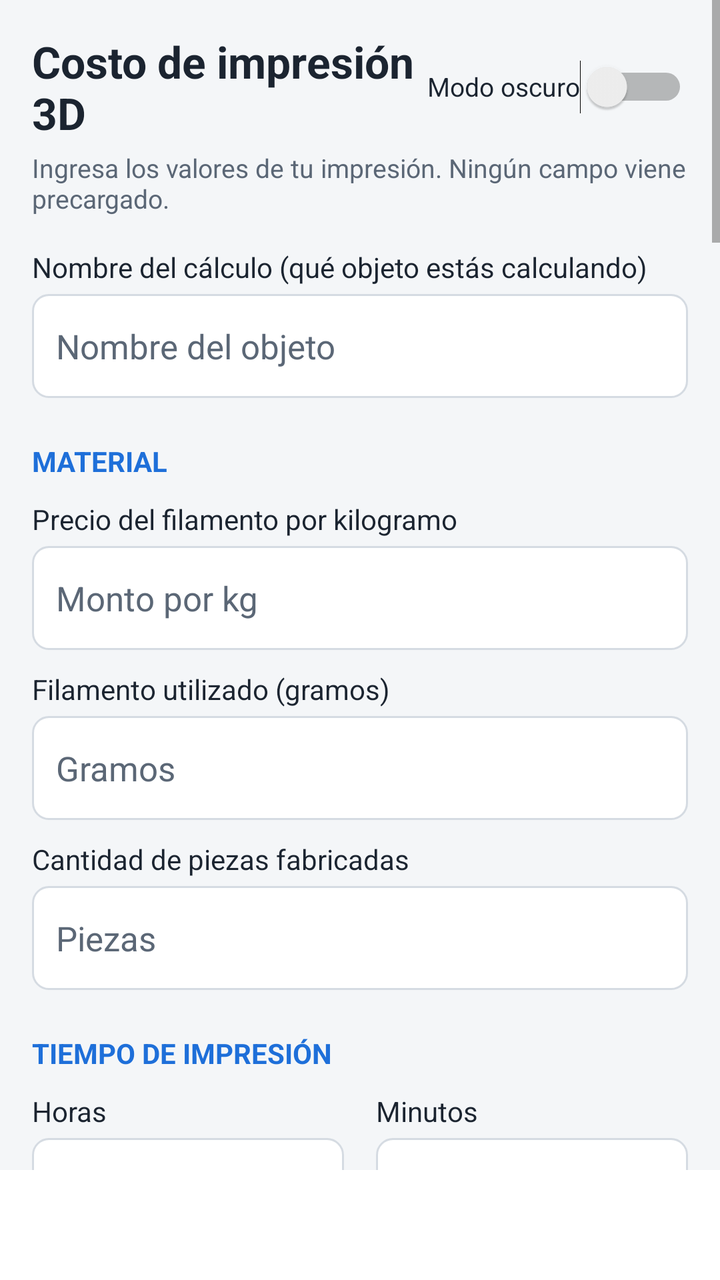
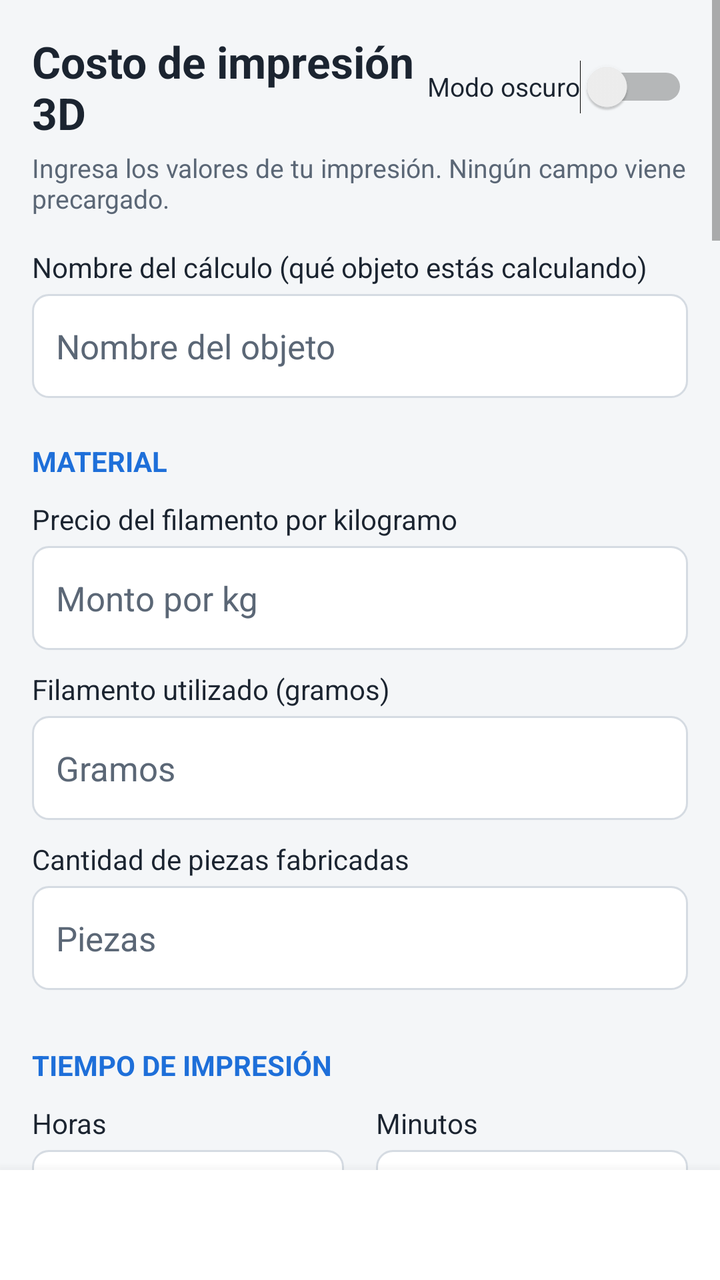

Screens rendered from an Android XML layout before and after an edit, with the pre-edit source and the edit as a unified diff.
<!-- AndroidManifest.xml: application theme AppTheme -->
<!-- res/layout/activity_main.xml -->
<?xml version="1.0" encoding="utf-8"?>
<LinearLayout xmlns:android="http://schemas.android.com/apk/res/android"
    android:layout_width="match_parent"
    android:layout_height="match_parent"
    android:background="?attr/cFondo"
    android:orientation="vertical">

<ScrollView
    android:layout_width="match_parent"
    android:layout_height="0dp"
    android:layout_weight="1"
    android:fillViewport="true"
    android:scrollbars="vertical">

    <LinearLayout
        android:layout_width="match_parent"
        android:layout_height="wrap_content"
        android:orientation="vertical"
        android:padding="16dp">

        <LinearLayout
            android:layout_width="match_parent"
            android:layout_height="wrap_content"
            android:gravity="center_vertical"
            android:orientation="horizontal">

            <TextView
                android:layout_width="0dp"
                android:layout_height="wrap_content"
                android:layout_weight="1"
                android:text="@string/titulo"
                android:textColor="?attr/cTexto"
                android:textSize="22sp"
                android:textStyle="bold" />

            <Switch
                android:id="@+id/sw_oscuro"
                android:layout_width="wrap_content"
                android:layout_height="48dp"
                android:text="@string/modo_oscuro"
                android:textColor="?attr/cTexto"
                android:textSize="13sp" />
        </LinearLayout>

        <TextView
            android:layout_width="match_parent"
            android:layout_height="wrap_content"
            android:layout_marginTop="4dp"
            android:text="@string/subtitulo"
            android:textColor="?attr/cTextoSuave"
            android:textSize="13sp" />

        
        <TextView style="@style/Etiqueta" android:layout_marginTop="16dp" android:text="@string/lbl_nombre" />
        <EditText
            android:id="@+id/et_nombre"
            style="@style/Campo"
            android:hint="@string/hint_nombre"
            android:inputType="textCapSentences" />

        
        <TextView style="@style/Seccion" android:text="@string/sec_material" />

        <TextView style="@style/Etiqueta" android:text="@string/lbl_precio_kg" />
        <EditText
            android:id="@+id/et_precio_kg"
            style="@style/Campo"
            android:hint="@string/hint_precio_kg"
            android:inputType="numberDecimal" />

        <TextView style="@style/Etiqueta" android:text="@string/lbl_gramos" />
        <EditText
            android:id="@+id/et_gramos"
            style="@style/Campo"
            android:hint="@string/hint_gramos"
            android:inputType="numberDecimal" />

        <TextView style="@style/Etiqueta" android:text="@string/lbl_piezas" />
        <EditText
            android:id="@+id/et_piezas"
            style="@style/Campo"
            android:hint="@string/hint_piezas"
            android:inputType="number" />

        
        <TextView style="@style/Seccion" android:text="@string/sec_tiempo" />

        <LinearLayout
            android:layout_width="match_parent"
            android:layout_height="wrap_content"
            android:orientation="horizontal">

            <LinearLayout
                android:layout_width="0dp"
                android:layout_height="wrap_content"
                android:layout_marginEnd="8dp"
                android:layout_weight="1"
                android:orientation="vertical">

                <TextView style="@style/Etiqueta" android:text="@string/lbl_horas" />
                <EditText
                    android:id="@+id/et_horas"
                    style="@style/Campo"
                    android:hint="@string/hint_horas"
                    android:inputType="numberDecimal" />
            </LinearLayout>

            <LinearLayout
                android:layout_width="0dp"
                android:layout_height="wrap_content"
                android:layout_marginStart="8dp"
                android:layout_weight="1"
                android:orientation="vertical">

                <TextView style="@style/Etiqueta" android:text="@string/lbl_minutos" />
                <EditText
                    android:id="@+id/et_minutos"
                    style="@style/Campo"
                    android:hint="@string/hint_minutos"
                    android:inputType="numberDecimal" />
            </LinearLayout>
        </LinearLayout>

        
        <TextView style="@style/Seccion" android:text="@string/sec_electricidad" />

        
        <TextView style="@style/Etiqueta" android:text="@string/lbl_material_menu" />
        <Spinner
            android:id="@+id/sp_material"
            android:layout_width="match_parent"
            android:layout_height="52dp"
            android:layout_marginTop="4dp"
            android:prompt="@string/prompt_material"
            android:spinnerMode="dialog" />
        <TextView
            android:id="@+id/tv_material_info"
            android:layout_width="match_parent"
            android:layout_height="wrap_content"
            android:layout_marginTop="4dp"
            android:text="@string/material_info_ninguno"
            android:textColor="?attr/cTextoSuave"
            android:textSize="12sp" />

        
        <LinearLayout
            android:id="@+id/ll_watts_otro"
            android:layout_width="match_parent"
            android:layout_height="wrap_content"
            android:orientation="vertical"
            android:visibility="gone">
            <TextView style="@style/Etiqueta" android:text="@string/lbl_watts" />
            <EditText
                android:id="@+id/et_watts"
                style="@style/Campo"
                android:hint="@string/hint_watts"
                android:inputType="numberDecimal" />
        </LinearLayout>

        
        <TextView style="@style/Etiqueta" android:layout_marginTop="18dp" android:text="@string/lbl_region" />
        <Spinner
            android:id="@+id/sp_region"
            android:layout_width="match_parent"
            android:layout_height="52dp"
            android:layout_marginTop="4dp"
            android:prompt="@string/prompt_region"
            android:spinnerMode="dialog" />

        <Button
            android:id="@+id/btn_detectar"
            android:layout_width="match_parent"
            android:layout_height="48dp"
            android:layout_marginTop="2dp"
            android:text="@string/btn_detectar" />

        <TextView
            android:id="@+id/tv_region_info"
            android:layout_width="match_parent"
            android:layout_height="wrap_content"
            android:layout_marginTop="6dp"
            android:text="@string/region_info_inicial"
            android:textColor="?attr/cTexto"
            android:textSize="13sp" />

        <TextView
            android:id="@+id/tv_region_ref"
            android:layout_width="match_parent"
            android:layout_height="wrap_content"
            android:layout_marginTop="4dp"
            android:text="@string/region_ref_ninguna"
            android:textColor="?attr/cTextoSuave"
            android:textSize="13sp" />

        <Button
            android:id="@+id/btn_tabla"
            android:layout_width="match_parent"
            android:layout_height="44dp"
            android:layout_marginTop="4dp"
            android:text="@string/btn_ver_tabla" />

        
        <LinearLayout
            android:id="@+id/ll_tabla"
            android:layout_width="match_parent"
            android:layout_height="wrap_content"
            android:background="?attr/cTarjeta"
            android:orientation="vertical"
            android:padding="10dp"
            android:visibility="gone" />

        
        <LinearLayout
            android:id="@+id/ll_kwh_manual"
            android:layout_width="match_parent"
            android:layout_height="wrap_content"
            android:orientation="vertical"
            android:visibility="gone">

            <TextView style="@style/Etiqueta" android:layout_marginTop="14dp" android:text="@string/lbl_precio_kwh_manual" />
            <EditText
                android:id="@+id/et_precio_kwh"
                style="@style/Campo"
                android:hint="@string/hint_precio_kwh"
                android:inputType="numberDecimal" />

            <TextView style="@style/Subtitulo" android:text="@string/sub_boleta" />

            <LinearLayout
                android:layout_width="match_parent"
                android:layout_height="wrap_content"
                android:orientation="horizontal">

                <LinearLayout
                    android:layout_width="0dp"
                    android:layout_height="wrap_content"
                    android:layout_marginEnd="8dp"
                    android:layout_weight="1"
                    android:orientation="vertical">

                    <TextView style="@style/Etiqueta" android:text="@string/lbl_boleta_monto" />
                    <EditText
                        android:id="@+id/et_boleta_monto"
                        style="@style/Campo"
                        android:hint="@string/hint_boleta_monto"
                        android:inputType="numberDecimal" />
                </LinearLayout>

                <LinearLayout
                    android:layout_width="0dp"
                    android:layout_height="wrap_content"
                    android:layout_marginStart="8dp"
                    android:layout_weight="1"
                    android:orientation="vertical">

                    <TextView style="@style/Etiqueta" android:text="@string/lbl_boleta_kwh" />
                    <EditText
                        android:id="@+id/et_boleta_kwh"
                        style="@style/Campo"
                        android:hint="@string/hint_boleta_kwh"
                        android:inputType="numberDecimal" />
                </LinearLayout>
            </LinearLayout>

            <LinearLayout style="@style/FilaSugerido">
                <TextView
                    android:id="@+id/tv_boleta_resultado"
                    style="@style/TextoSugerido"
                    android:text="@string/boleta_ayuda" />
                <Button
                    android:id="@+id/btn_usar_boleta"
                    style="@style/BotonUsar" />
            </LinearLayout>
        </LinearLayout>

        
        <TextView style="@style/Seccion" android:text="@string/sec_extras" />

        <TextView style="@style/Etiqueta" android:text="@string/lbl_horas_trabajo" />
        <EditText
            android:id="@+id/et_horas_trabajo"
            style="@style/Campo"
            android:hint="@string/hint_horas_trabajo"
            android:inputType="numberDecimal" />

        <TextView style="@style/Etiqueta" android:text="@string/lbl_costo_hora_trabajo" />
        <EditText
            android:id="@+id/et_costo_hora_trabajo"
            style="@style/Campo"
            android:hint="@string/hint_costo_hora_trabajo"
            android:inputType="numberDecimal" />

        <TextView style="@style/Etiqueta" android:text="@string/lbl_merma" />
        <EditText
            android:id="@+id/et_merma"
            style="@style/Campo"
            android:hint="@string/hint_merma"
            android:inputType="numberDecimal" />

        <TextView style="@style/Etiqueta" android:text="@string/lbl_otros" />
        <EditText
            android:id="@+id/et_otros"
            style="@style/Campo"
            android:hint="@string/hint_otros"
            android:inputType="numberDecimal" />

        <TextView style="@style/Etiqueta" android:text="@string/lbl_margen" />
        <EditText
            android:id="@+id/et_margen"
            style="@style/Campo"
            android:hint="@string/hint_margen"
            android:imeOptions="actionDone"
            android:inputType="numberDecimal" />

        <CheckBox
            android:id="@+id/cb_iva"
            android:layout_width="match_parent"
            android:layout_height="wrap_content"
            android:layout_marginTop="8dp"
            android:text="@string/cb_iva"
            android:textColor="?attr/cTexto"
            android:textSize="14sp" />

        
        <LinearLayout
            android:layout_width="match_parent"
            android:layout_height="wrap_content"
            android:layout_marginTop="20dp"
            android:orientation="horizontal">

            <Button
                android:id="@+id/btn_calcular"
                android:layout_width="0dp"
                android:layout_height="52dp"
                android:layout_marginEnd="8dp"
                android:layout_weight="1"
                android:text="@string/btn_calcular"
                android:textStyle="bold" />

            <Button
                android:id="@+id/btn_limpiar"
                android:layout_width="0dp"
                android:layout_height="52dp"
                android:layout_marginStart="8dp"
                android:layout_weight="1"
                android:text="@string/btn_limpiar" />
        </LinearLayout>

        <TextView
            android:id="@+id/tv_status"
            android:layout_width="match_parent"
            android:layout_height="wrap_content"
            android:layout_marginTop="12dp"
            android:text="@string/status_inicial"
            android:textColor="?attr/cTextoSuave"
            android:textSize="14sp" />

        
        <TextView style="@style/Seccion" android:text="@string/sec_resultados" />

        <LinearLayout
            android:layout_width="match_parent"
            android:layout_height="wrap_content"
            android:background="?attr/cTarjeta"
            android:orientation="vertical"
            android:padding="14dp">

            <LinearLayout style="@style/FilaResultado">
                <TextView style="@style/ResultadoEtiqueta" android:text="@string/res_material" />
                <TextView
                    android:id="@+id/tv_material"
                    style="@style/ResultadoValor"
                    android:text="@string/vacio" />
            </LinearLayout>

            <LinearLayout style="@style/FilaResultado">
                <TextView style="@style/ResultadoEtiqueta" android:text="@string/res_electricidad" />
                <TextView
                    android:id="@+id/tv_electricidad"
                    style="@style/ResultadoValor"
                    android:text="@string/vacio" />
            </LinearLayout>

            <LinearLayout style="@style/FilaResultado">
                <TextView style="@style/ResultadoEtiqueta" android:text="@string/res_depreciacion" />
                <TextView
                    android:id="@+id/tv_depreciacion"
                    style="@style/ResultadoValor"
                    android:text="@string/vacio" />
            </LinearLayout>

            <LinearLayout style="@style/FilaResultado">
                <TextView style="@style/ResultadoEtiqueta" android:text="@string/res_mantenimiento" />
                <TextView
                    android:id="@+id/tv_mantenimiento"
                    style="@style/ResultadoValor"
                    android:text="@string/vacio" />
            </LinearLayout>

            <LinearLayout style="@style/FilaResultado">
                <TextView style="@style/ResultadoEtiqueta" android:text="@string/res_mano_obra" />
                <TextView
                    android:id="@+id/tv_mano_obra"
                    style="@style/ResultadoValor"
                    android:text="@string/vacio" />
            </LinearLayout>

            <LinearLayout style="@style/FilaResultado">
                <TextView style="@style/ResultadoEtiqueta" android:text="@string/res_merma" />
                <TextView
                    android:id="@+id/tv_merma"
                    style="@style/ResultadoValor"
                    android:text="@string/vacio" />
            </LinearLayout>

            <LinearLayout style="@style/FilaResultado">
                <TextView style="@style/ResultadoEtiqueta" android:text="@string/res_otros" />
                <TextView
                    android:id="@+id/tv_otros"
                    style="@style/ResultadoValor"
                    android:text="@string/vacio" />
            </LinearLayout>

            <View
                android:layout_width="match_parent"
                android:layout_height="1dp"
                android:layout_marginTop="6dp"
                android:layout_marginBottom="6dp"
                android:background="?attr/cLinea" />

            <LinearLayout style="@style/FilaResultado">
                <TextView
                    style="@style/ResultadoEtiqueta"
                    android:text="@string/res_total"
                    android:textStyle="bold" />
                <TextView
                    android:id="@+id/tv_total"
                    style="@style/ResultadoValor"
                    android:text="@string/vacio"
                    android:textSize="20sp" />
            </LinearLayout>

            <LinearLayout style="@style/FilaResultado">
                <TextView
                    style="@style/ResultadoEtiqueta"
                    android:text="@string/res_unitario"
                    android:textStyle="bold" />
                <TextView
                    android:id="@+id/tv_unitario"
                    style="@style/ResultadoValor"
                    android:text="@string/vacio"
                    android:textSize="20sp" />
            </LinearLayout>

            <LinearLayout style="@style/FilaResultado" android:layout_marginTop="6dp">
                <TextView style="@style/ResultadoEtiqueta" android:text="@string/res_por_gramo" />
                <TextView
                    android:id="@+id/tv_por_gramo"
                    style="@style/ResultadoValor"
                    android:text="@string/vacio" />
            </LinearLayout>

            <LinearLayout style="@style/FilaResultado">
                <TextView style="@style/ResultadoEtiqueta" android:text="@string/res_por_hora" />
                <TextView
                    android:id="@+id/tv_por_hora"
                    style="@style/ResultadoValor"
                    android:text="@string/vacio" />
            </LinearLayout>

            <TextView
                android:id="@+id/tv_calculado_con"
                android:layout_width="match_parent"
                android:layout_height="wrap_content"
                android:layout_marginTop="10dp"
                android:textColor="?attr/cTexto"
                android:textSize="12sp" />

            <TextView
                android:id="@+id/tv_cuadra"
                android:layout_width="match_parent"
                android:layout_height="wrap_content"
                android:layout_marginTop="4dp"
                android:textColor="?attr/cAcento"
                android:textSize="12sp" />

            <TextView
                android:id="@+id/tv_fijos"
                android:layout_width="match_parent"
                android:layout_height="wrap_content"
                android:layout_marginTop="6dp"
                android:textColor="?attr/cTextoSuave"
                android:textSize="12sp" />
        </LinearLayout>

        
        <TextView style="@style/Seccion" android:text="@string/sec_venta" />

        <LinearLayout
            android:layout_width="match_parent"
            android:layout_height="wrap_content"
            android:background="?attr/cTarjeta"
            android:orientation="vertical"
            android:padding="14dp">

            <TextView
                android:id="@+id/tv_venta_ayuda"
                android:layout_width="match_parent"
                android:layout_height="wrap_content"
                android:text="@string/venta_ayuda"
                android:textColor="?attr/cTextoSuave"
                android:textSize="13sp" />

            <LinearLayout style="@style/FilaResultado" android:layout_marginTop="6dp">
                <TextView style="@style/ResultadoEtiqueta" android:text="@string/res_ganancia_unit" />
                <TextView
                    android:id="@+id/tv_ganancia_unit"
                    style="@style/ResultadoValor"
                    android:text="@string/vacio" />
            </LinearLayout>

            <LinearLayout style="@style/FilaResultado">
                <TextView style="@style/ResultadoEtiqueta" android:text="@string/res_ganancia" />
                <TextView
                    android:id="@+id/tv_ganancia"
                    style="@style/ResultadoValor"
                    android:text="@string/vacio" />
            </LinearLayout>

            <LinearLayout style="@style/FilaResultado">
                <TextView style="@style/ResultadoEtiqueta" android:text="@string/res_precio_venta" />
                <TextView
                    android:id="@+id/tv_precio_venta"
                    style="@style/ResultadoValor"
                    android:text="@string/vacio" />
            </LinearLayout>

            <LinearLayout style="@style/FilaResultado">
                <TextView style="@style/ResultadoEtiqueta" android:text="@string/res_precio_iva" />
                <TextView
                    android:id="@+id/tv_precio_iva"
                    style="@style/ResultadoValor"
                    android:text="@string/vacio" />
            </LinearLayout>

            <LinearLayout style="@style/FilaResultado">
                <TextView style="@style/ResultadoEtiqueta" android:text="@string/res_venta_lote" />
                <TextView
                    android:id="@+id/tv_venta_lote"
                    style="@style/ResultadoValor"
                    android:text="@string/vacio" />
            </LinearLayout>
        </LinearLayout>

        <TextView style="@style/Seccion" android:text="@string/sec_respaldo" />
        <Button
            android:id="@+id/btn_guardar_imagen"
            android:layout_width="match_parent"
            android:layout_height="52dp"
            android:layout_marginTop="6dp"
            android:enabled="false"
            android:text="@string/btn_guardar_imagen"
            android:textStyle="bold" />
        <Button
            android:id="@+id/btn_compartir"
            android:layout_width="match_parent"
            android:layout_height="48dp"
            android:layout_marginTop="4dp"
            android:enabled="false"
            android:text="@string/btn_compartir" />
        <Button
            android:id="@+id/btn_copiar"
            android:layout_width="match_parent"
            android:layout_height="48dp"
            android:enabled="false"
            android:text="@string/btn_copiar" />

        <TextView
            android:layout_width="match_parent"
            android:layout_height="wrap_content"
            android:layout_marginTop="12dp"
            android:layout_marginBottom="24dp"
            android:text="@string/nota_formato"
            android:textColor="?attr/cTextoSuave"
            android:textSize="12sp" />
    </LinearLayout>
</ScrollView>

    
    <LinearLayout
        android:layout_width="match_parent"
        android:layout_height="wrap_content"
        android:background="?attr/cTarjeta"
        android:gravity="center_vertical"
        android:orientation="horizontal"
        android:paddingStart="16dp"
        android:paddingTop="8dp"
        android:paddingEnd="16dp"
        android:paddingBottom="8dp">

        <LinearLayout
            android:layout_width="0dp"
            android:layout_height="wrap_content"
            android:layout_weight="1"
            android:orientation="vertical">

            <TextView
                android:id="@+id/tv_barra_total"
                android:layout_width="wrap_content"
                android:layout_height="wrap_content"
                android:textColor="?attr/cTexto"
                android:textSize="17sp"
                android:textStyle="bold" />

            <TextView
                android:id="@+id/tv_barra_detalle"
                android:layout_width="wrap_content"
                android:layout_height="wrap_content"
                android:textColor="?attr/cTextoSuave"
                android:textSize="12sp" />
        </LinearLayout>

        <TextView
            android:id="@+id/tv_barra_hora"
            android:layout_width="wrap_content"
            android:layout_height="wrap_content"
            android:textColor="?attr/cAcento"
            android:textSize="13sp"
            android:textStyle="bold" />
    </LinearLayout>
</LinearLayout>
<!-- resources referenced by this layout -->
<resources>
  <string name="btn_calcular">CALCULAR</string>
  <string name="btn_copiar">COPIAR RESUMEN COMO TEXTO</string>
  <string name="btn_detectar">DETECTAR MI REGIÓN</string>
  <string name="btn_limpiar">LIMPIAR</string>
  <string name="hint_boleta_kwh">kWh</string>
  <string name="hint_boleta_monto">Monto total</string>
  <string name="hint_gramos">Gramos</string>
  <string name="hint_horas">Horas</string>
  <string name="hint_horas_trabajo">Horas</string>
  <string name="hint_margen">Porcentaje</string>
  <string name="hint_merma">Porcentaje</string>
  <string name="hint_minutos">Minutos</string>
  <string name="hint_nombre">Nombre del objeto</string>
  <string name="hint_otros">Monto por pieza</string>
  <string name="hint_piezas">Piezas</string>
  <string name="hint_precio_kg">Monto por kg</string>
  <string name="hint_precio_kwh">Monto por kWh</string>
  <string name="hint_watts">Watts</string>
  <string name="lbl_boleta_kwh">kWh consumidos</string>
  <string name="lbl_horas">Horas</string>
  <string name="lbl_minutos">Minutos</string>
  <string name="modo_oscuro">Modo oscuro</string>
  <string name="prompt_region">Región</string>
  <string name="res_electricidad">Electricidad</string>
  <string name="res_ganancia_unit">Ganancia por pieza</string>
  <string name="res_mano_obra">Mano de obra</string>
  <string name="res_mantenimiento">Mantenimiento</string>
  <string name="res_material">Material</string>
  <string name="res_merma">Merma / fallos</string>
  <string name="res_total">COSTO TOTAL</string>
  <string name="res_unitario">COSTO UNITARIO</string>
  <string name="sec_electricidad">Electricidad</string>
  <string name="sec_extras">Extras (opcionales)</string>
  <string name="sec_material">Material</string>
  <string name="sec_respaldo">Respaldo del cálculo</string>
  <string name="sec_resultados">Resultados</string>
  <string name="sec_tiempo">Tiempo de impresión</string>
  <string name="sec_venta">Ganancia y precio de venta</string>
  <string name="sub_boleta">O calcúlalo con tu boleta</string>
  <string name="titulo">Costo de impresión 3D</string>
  <string name="vacio">—</string>
  <string name="btn_usar">USAR</string>
  <string name="desc_usar">Usar el valor indicado</string>
  <style name="TemaClaro" parent="android:Theme.Material.Light.NoActionBar">
          <item name="cFondo">@color/fondo</item>
          <item name="cTarjeta">@color/tarjeta</item>
          <item name="cTexto">@color/texto</item>
          <item name="cTextoSuave">@color/texto_suave</item>
          <item name="cAcento">@color/acento</item>
          <item name="cLinea">@color/linea</item>
          <item name="cError">@color/error</item>
          <item name="cCampo">@color/campo</item>
          <item name="cCampoLleno">@color/campo_lleno</item>
          <item name="cBordeLleno">@color/borde_lleno</item>
          <item name="android:colorAccent">@color/acento</item>
          <item name="android:colorPrimary">@color/acento</item>
          <item name="android:statusBarColor">@color/fondo</item>
          <item name="android:windowLightStatusBar">true</item>
          <item name="android:windowBackground">@color/fondo</item>
      </style>
  <color name="fondo">#F4F6F8</color>
  <color name="tarjeta">#FFFFFF</color>
  <color name="texto">#1B2430</color>
  <color name="texto_suave">#5B6776</color>
  <color name="acento">#1E6FD9</color>
  <color name="linea">#D5DBE2</color>
  <color name="error">#B3261E</color>
  <color name="campo">#FFFFFF</color>
  <color name="campo_lleno">#DDF3E0</color>
  <color name="borde_lleno">#2E9E4F</color>
  <!-- unchanged entries left out for length: 48 -->
</resources>

<!-- the commit's change to res/layout/activity_main.xml (unified diff, before → after) -->
@@ -81,6 +81,12 @@
             style="@style/Campo"
             android:hint="@string/hint_piezas"
             android:inputType="number" />
+        <LinearLayout
+            android:id="@+id/ll_chips_piezas"
+            android:layout_width="match_parent"
+            android:layout_height="wrap_content"
+            android:layout_marginTop="6dp"
+            android:orientation="horizontal" />
 
         
         <TextView style="@style/Seccion" android:text="@string/sec_tiempo" />
@@ -120,6 +126,13 @@
                     android:inputType="numberDecimal" />
             </LinearLayout>
         </LinearLayout>
+
+        <LinearLayout
+            android:id="@+id/ll_chips_minutos"
+            android:layout_width="match_parent"
+            android:layout_height="wrap_content"
+            android:layout_marginTop="6dp"
+            android:orientation="horizontal" />
 
         
         <TextView style="@style/Seccion" android:text="@string/sec_electricidad" />
@@ -204,7 +217,7 @@
             android:id="@+id/ll_tabla"
             android:layout_width="match_parent"
             android:layout_height="wrap_content"
-            android:background="?attr/cTarjeta"
+            android:background="@drawable/tarjeta_fondo"
             android:orientation="vertical"
             android:padding="10dp"
             android:visibility="gone" />
@@ -334,7 +347,9 @@
                 android:layout_height="52dp"
                 android:layout_marginEnd="8dp"
                 android:layout_weight="1"
+                android:backgroundTint="?attr/cAcento"
                 android:text="@string/btn_calcular"
+                android:textColor="?attr/cSobreAcento"
                 android:textStyle="bold" />
 
             <Button
@@ -361,7 +376,7 @@
         <LinearLayout
             android:layout_width="match_parent"
             android:layout_height="wrap_content"
-            android:background="?attr/cTarjeta"
+            android:background="@drawable/tarjeta_fondo"
             android:orientation="vertical"
             android:padding="14dp">
 
@@ -437,7 +452,8 @@
                     android:id="@+id/tv_total"
                     style="@style/ResultadoValor"
                     android:text="@string/vacio"
-                    android:textSize="20sp" />
+                    android:textColor="?attr/cAcento"
+                    android:textSize="28sp" />
             </LinearLayout>
 
             <LinearLayout style="@style/FilaResultado">
@@ -449,7 +465,7 @@
                     android:id="@+id/tv_unitario"
                     style="@style/ResultadoValor"
                     android:text="@string/vacio"
-                    android:textSize="20sp" />
+                    android:textSize="22sp" />
             </LinearLayout>
 
             <LinearLayout style="@style/FilaResultado" android:layout_marginTop="6dp">
@@ -499,7 +515,7 @@
         <LinearLayout
             android:layout_width="match_parent"
             android:layout_height="wrap_content"
-            android:background="?attr/cTarjeta"
+            android:background="@drawable/tarjeta_fondo"
             android:orientation="vertical"
             android:padding="14dp">
 
@@ -591,6 +607,7 @@
         android:layout_width="match_parent"
         android:layout_height="wrap_content"
         android:background="?attr/cTarjeta"
+        android:elevation="10dp"
         android:gravity="center_vertical"
         android:orientation="horizontal"
         android:paddingStart="16dp"
@@ -624,8 +641,9 @@
             android:id="@+id/tv_barra_hora"
             android:layout_width="wrap_content"
             android:layout_height="wrap_content"
+            android:gravity="end"
             android:textColor="?attr/cAcento"
-            android:textSize="13sp"
+            android:textSize="12sp"
             android:textStyle="bold" />
     </LinearLayout>
 </LinearLayout>
<!-- resource entries referenced after the edit -->
@@ -1,5 +1,12 @@
 <!-- resources referenced by this layout -->
 <resources>
+  <!-- drawable tarjeta_fondo (drawable) -->
+  <?xml version="1.0" encoding="utf-8"?>
+  <shape xmlns:android="http://schemas.android.com/apk/res/android" android:shape="rectangle">
+      <solid android:color="?attr/cTarjeta" />
+      <stroke android:width="1dp" android:color="?attr/cLinea" />
+      <corners android:radius="14dp" />
+  </shape>
   <string name="btn_calcular">CALCULAR</string>
   <string name="btn_copiar">COPIAR RESUMEN COMO TEXTO</string>
   <string name="btn_detectar">DETECTAR MI REGIÓN</string>
@@ -52,6 +59,7 @@
           <item name="cLinea">@color/linea</item>
           <item name="cError">@color/error</item>
           <item name="cCampo">@color/campo</item>
+          <item name="cSobreAcento">@color/sobre_acento</item>
           <item name="cCampoLleno">@color/campo_lleno</item>
           <item name="cBordeLleno">@color/borde_lleno</item>
           <item name="android:colorAccent">@color/acento</item>
@@ -68,6 +76,7 @@
   <color name="linea">#D5DBE2</color>
   <color name="error">#B3261E</color>
   <color name="campo">#FFFFFF</color>
+  <color name="sobre_acento">#FFFFFF</color>
   <color name="campo_lleno">#DDF3E0</color>
   <color name="borde_lleno">#2E9E4F</color>
   <!-- unchanged entries left out for length: 48 -->
